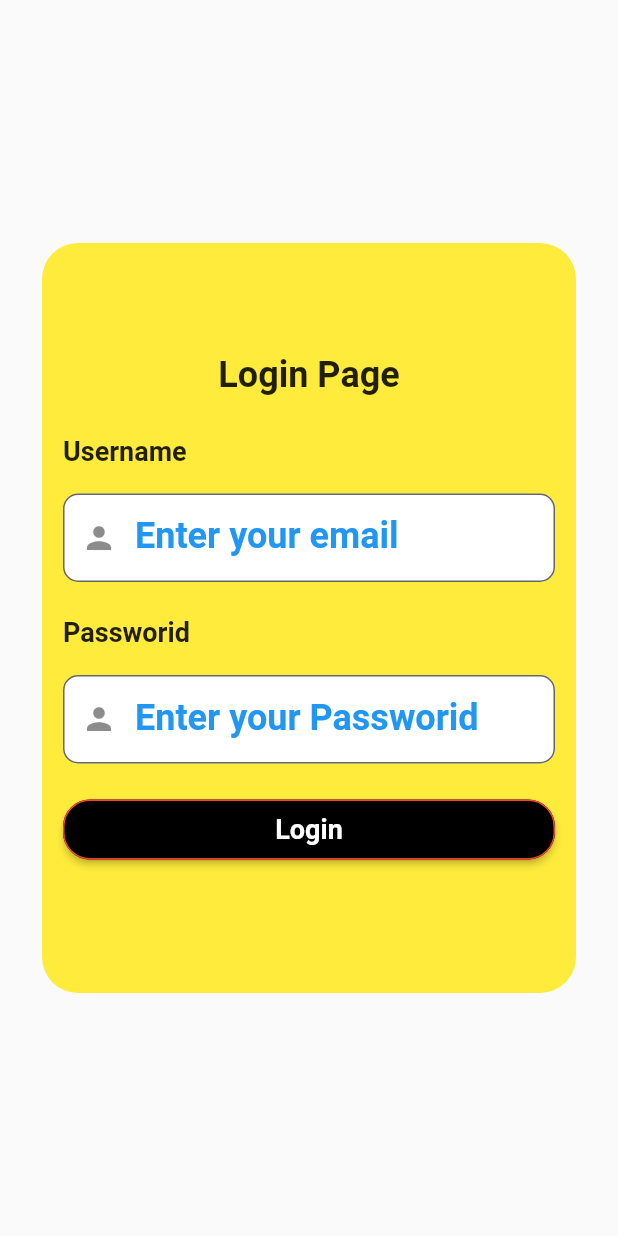
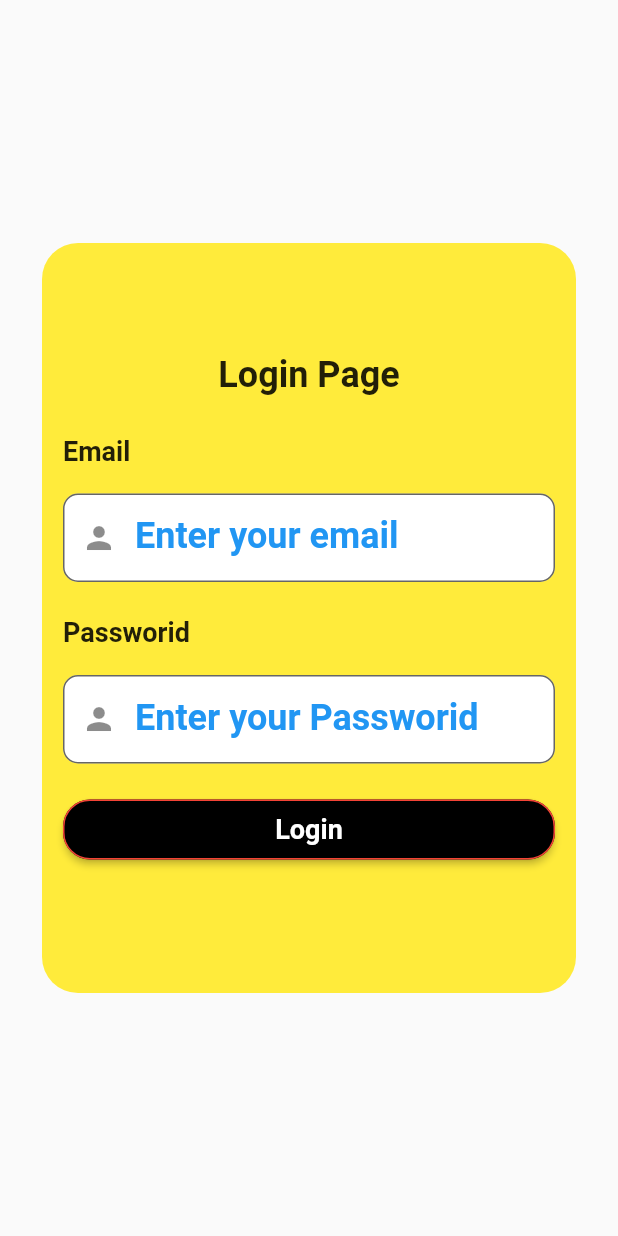
Before and after one commit to jakir03222/fast_app, a Flutter app: the screen it shows after launch, after a tap on "Login", on a phone screen of 412 x 824 dp. Run offline on Flutter 3.47's test engine with Material 2 defaults, Android fonts, the phone set to English and light mode, and no system bars; our stand-ins replace go_router.

Commit message:
second_commit

```diff
--- a/lib/Pages/login_page.dart
+++ b/lib/Pages/login_page.dart
@@ -5,10 +5,8 @@ import '../Widget/login_singup_page.dart';
 
 // ignore: must_be_immutable
 class LoginPage extends StatelessWidget {
-  String? emailNameInput;
-  String? passWoridInput;
-
-  LoginPage({super.key});
+  String emailNameInput = "";
+  String passWoridInput = "";
 
   @override
   Widget build(BuildContext context) {
@@ -25,17 +23,27 @@ class LoginPage extends StatelessWidget {
                 passworid: "Passworid",
                 buttonText: "Login",
                 onProsse: () async {
+                  Future<bool> login(
+                      String emailNameInput, String passWoridInput) async {
                     http.Response response = await http.post(
                         Uri.parse("https://fakestoreapi.com/auth/login"),
                         body: {
                           "username": emailNameInput,
-                        "password": passWoridInput,
+                          "password": passWoridInput
                         });
                     if (response.statusCode == 200) {
+                      //successful login
                       print(response.body);
-                    print("Login SuccesFull");
+                      // String token = jsonDecode(response.body)["token"];
+
+                      //
                     } else {
-                    print("Login Faild");
+                      //failed login
+                      print("Login Failed");
+                      ;
+                    }
+
+                    return false;
                   }
                 },
                 emailNameInput: emailNameInput,
--- a/lib/Widget/login_singup_page.dart
+++ b/lib/Widget/login_singup_page.dart
@@ -1,5 +1,4 @@
 import 'package:flutter/material.dart';
-
 
 // ignore: must_be_immutable
 class LoginSingUpPage extends StatelessWidget {
@@ -8,8 +7,8 @@ class LoginSingUpPage extends StatelessWidget {
   final String userName;
   final String passworid;
   final VoidCallback onProsse;
-  String? emailNameInput;
-  String? passWoridInput;
+  String emailNameInput;
+  String passWoridInput;
 
   LoginSingUpPage({
     super.key,
@@ -18,8 +17,8 @@ class LoginSingUpPage extends StatelessWidget {
     required this.userName,
     required this.passworid,
     required this.onProsse,
-    this.emailNameInput,
-    this.passWoridInput,
+    required this.emailNameInput,
+    required this.passWoridInput,
   });
 
   @override
@@ -37,10 +36,10 @@ class LoginSingUpPage extends StatelessWidget {
             crossAxisAlignment: CrossAxisAlignment.start,
             children: [
               const SizedBox(height: 74.0),
-              const Center(
+               Center(
                 child: Text(
-                  "Login Page",
-                  style: TextStyle(
+                  textLoginsingup.toString(),
+                  style: const TextStyle(
                     fontSize: 24.0,
                     fontWeight: FontWeight.bold,
                   ),
@@ -49,9 +48,9 @@ class LoginSingUpPage extends StatelessWidget {
               const SizedBox(
                 height: 26.0,
               ),
-              const Text(
-                "Username",
-                style: TextStyle(
+               Text(
+                userName.toString(),
+                style:const TextStyle(
                   fontSize: 18.0,
                   fontWeight: FontWeight.bold,
                 ),
@@ -87,9 +86,9 @@ class LoginSingUpPage extends StatelessWidget {
               const SizedBox(
                 height: 23.0,
               ),
-              const Text(
-                "Passworid",
-                style: TextStyle(
+               Text(
+                passworid.toString(),
+                style:const TextStyle(
                   fontSize: 18.0,
                   fontWeight: FontWeight.bold,
                 ),
@@ -140,14 +139,11 @@ class LoginSingUpPage extends StatelessWidget {
                         ),
                       ),
                     ),
-                    onPressed: () {
-                      print("Email: $emailNameInput");
-
-                      print("PassWorid: $passWoridInput");
-                    },
-                    child: const Text(
-                      "Login",
-                      style: TextStyle(
+                    onPressed: onProsse,
+                    child:
+                     Text(
+                      buttonText.toString(),
+                      style:const TextStyle(
                         fontSize: 18.0,
                         fontWeight: FontWeight.bold,
                       ),
--- a/pubspec.yaml
+++ b/pubspec.yaml
@@ -38,6 +38,7 @@ dependencies:
   go_router: ^10.0.0
   http: ^1.1.0
   provider: ^6.0.5
+  git:
 
 dev_dependencies:
   flutter_test:
```
Also changed, not shown: pubspec.lock. Lines whose indentation alone changed are shown as unchanged.
